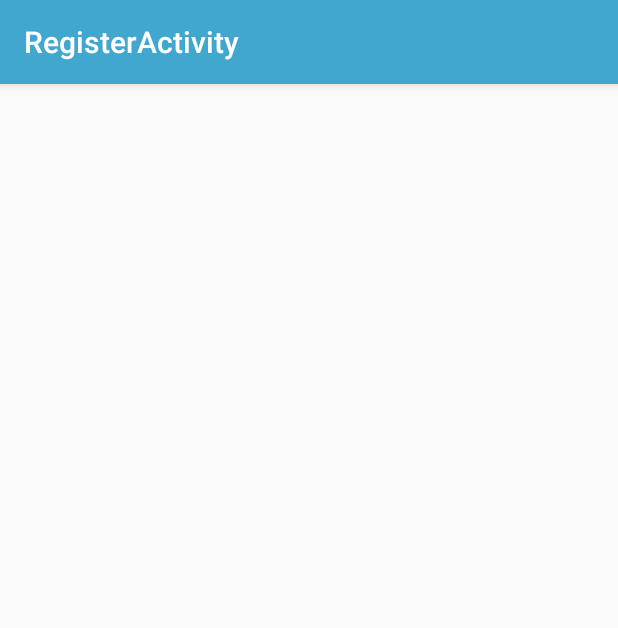
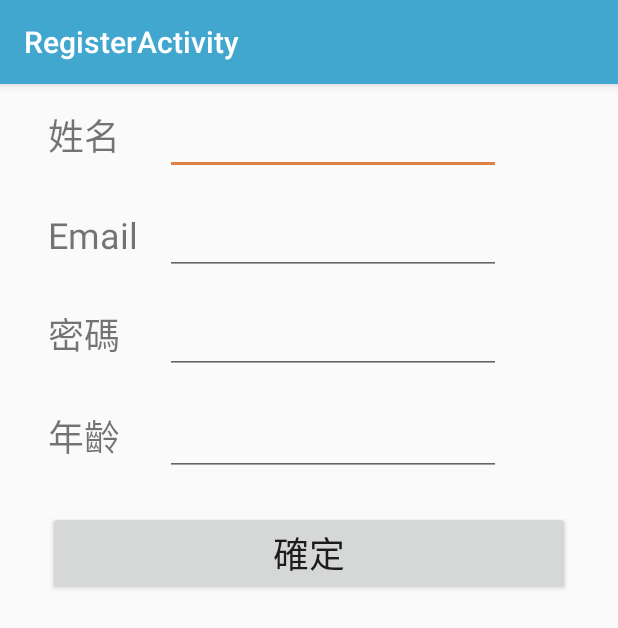
Before and after one commit to Lucien-Hsu/Login, an Android app: the SignUpActivity screen opened directly, with no data from a screen before it, on a phone screen of 412 x 824 dp. Shown: the top 628 px of the screen. Run offline under Robolectric (Android 15) with nearby library versions, the phone set to English and light mode, and no system bars.

Commit message:
feat:完成登入頁Layout、完成註冊頁Layout 1.完成登入頁Layout 2.完成註冊頁Layout
issue #003

```diff
--- a/app/src/main/res/layout/activity_login.xml
+++ b/app/src/main/res/layout/activity_login.xml
@@ -6,4 +6,16 @@
     android:layout_height="match_parent"
     tools:context=".LoginActivity">
 
+    <TextView
+        android:id="@+id/textView5"
+        android:layout_width="wrap_content"
+        android:layout_height="wrap_content"
+        android:layout_marginStart="179dp"
+        android:layout_marginEnd="174dp"
+        android:text="TextView"
+        android:textSize="36sp"
+        app:layout_constraintBottom_toBottomOf="parent"
+        app:layout_constraintEnd_toEndOf="parent"
+        app:layout_constraintStart_toStartOf="parent"
+        app:layout_constraintTop_toTopOf="parent" />
 </androidx.constraintlayout.widget.ConstraintLayout>
--- a/app/src/main/res/layout/activity_sign_up.xml
+++ b/app/src/main/res/layout/activity_sign_up.xml
@@ -6,4 +6,114 @@
     android:layout_height="match_parent"
     tools:context=".SignUpActivity">
 
+    <TextView
+        android:id="@+id/textView"
+        android:layout_width="wrap_content"
+        android:layout_height="wrap_content"
+        android:layout_marginStart="32dp"
+        android:layout_marginTop="16dp"
+        android:text="姓名"
+        android:textSize="24sp"
+        app:layout_constraintStart_toStartOf="parent"
+        app:layout_constraintTop_toTopOf="parent" />
+
+    <EditText
+        android:id="@+id/editTextTextPersonName"
+        android:layout_width="wrap_content"
+        android:layout_height="wrap_content"
+        android:layout_marginStart="8dp"
+        android:layout_marginEnd="32dp"
+        android:ems="8"
+        android:inputType="textPersonName"
+        android:textSize="24sp"
+        app:layout_constraintBottom_toBottomOf="@+id/textView"
+        app:layout_constraintEnd_toEndOf="parent"
+        app:layout_constraintHorizontal_bias="0.32"
+        app:layout_constraintStart_toEndOf="@+id/textView"
+        app:layout_constraintTop_toTopOf="@+id/textView" />
+
+    <TextView
+        android:id="@+id/textView2"
+        android:layout_width="wrap_content"
+        android:layout_height="wrap_content"
+        android:layout_marginTop="32dp"
+        android:text="Email"
+        android:textSize="24sp"
+        app:layout_constraintStart_toStartOf="@+id/textView"
+        app:layout_constraintTop_toBottomOf="@+id/textView" />
+
+    <TextView
+        android:id="@+id/textView3"
+        android:layout_width="wrap_content"
+        android:layout_height="wrap_content"
+        android:layout_marginTop="32dp"
+        android:text="密碼"
+        android:textSize="24sp"
+        app:layout_constraintStart_toStartOf="@+id/textView2"
+        app:layout_constraintTop_toBottomOf="@+id/textView2" />
+
+    <TextView
+        android:id="@+id/textView4"
+        android:layout_width="wrap_content"
+        android:layout_height="wrap_content"
+        android:layout_marginTop="32dp"
+        android:text="年齡"
+        android:textSize="24sp"
+        app:layout_constraintStart_toStartOf="@+id/textView3"
+        app:layout_constraintTop_toBottomOf="@+id/textView3" />
+
+    <EditText
+        android:id="@+id/editTextTextEmailAddress"
+        android:layout_width="wrap_content"
+        android:layout_height="wrap_content"
+        android:layout_marginEnd="32dp"
+        android:ems="8"
+        android:inputType="textEmailAddress"
+        android:textSize="24sp"
+        app:layout_constraintBottom_toBottomOf="@+id/textView2"
+        app:layout_constraintEnd_toEndOf="parent"
+        app:layout_constraintHorizontal_bias="0.0"
+        app:layout_constraintStart_toStartOf="@+id/editTextTextPersonName"
+        app:layout_constraintTop_toTopOf="@+id/textView2" />
+
+    <EditText
+        android:id="@+id/editTextTextPassword"
+        android:layout_width="wrap_content"
+        android:layout_height="wrap_content"
+        android:layout_marginEnd="32dp"
+        android:ems="8"
+        android:inputType="textPassword"
+        android:textSize="24sp"
+        app:layout_constraintBottom_toBottomOf="@+id/textView3"
+        app:layout_constraintEnd_toEndOf="parent"
+        app:layout_constraintHorizontal_bias="0.0"
+        app:layout_constraintStart_toStartOf="@+id/editTextTextEmailAddress"
+        app:layout_constraintTop_toTopOf="@+id/textView3" />
+
+    <EditText
+        android:id="@+id/editTextNumber"
+        android:layout_width="wrap_content"
+        android:layout_height="wrap_content"
+        android:layout_marginEnd="32dp"
+        android:ems="8"
+        android:inputType="number"
+        android:textSize="24sp"
+        app:layout_constraintBottom_toBottomOf="@+id/textView4"
+        app:layout_constraintEnd_toEndOf="parent"
+        app:layout_constraintHorizontal_bias="0.0"
+        app:layout_constraintStart_toStartOf="@+id/editTextTextPassword"
+        app:layout_constraintTop_toTopOf="@+id/textView4" />
+
+    <Button
+        android:id="@+id/button"
+        android:layout_width="0dp"
+        android:layout_height="wrap_content"
+        android:layout_marginStart="32dp"
+        android:layout_marginTop="32dp"
+        android:layout_marginEnd="32dp"
+        android:text="確定"
+        android:textSize="24sp"
+        app:layout_constraintEnd_toEndOf="parent"
+        app:layout_constraintStart_toStartOf="parent"
+        app:layout_constraintTop_toBottomOf="@+id/textView4" />
 </androidx.constraintlayout.widget.ConstraintLayout>
```
